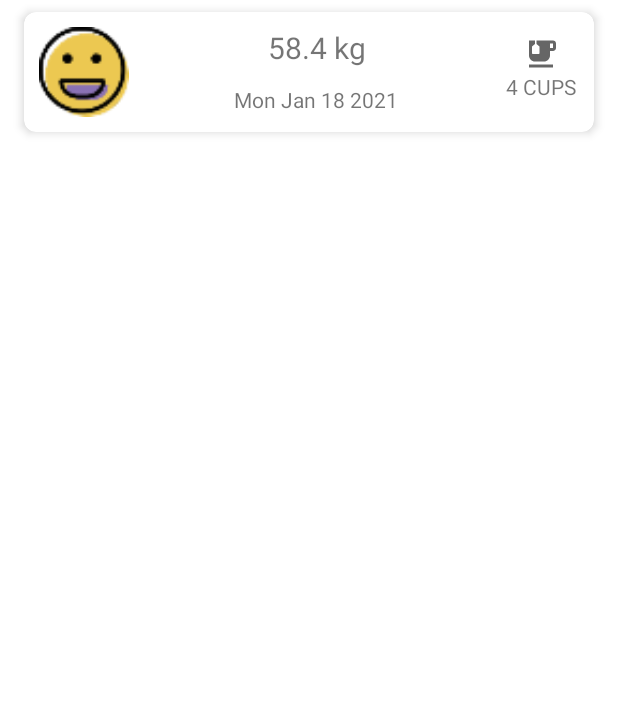
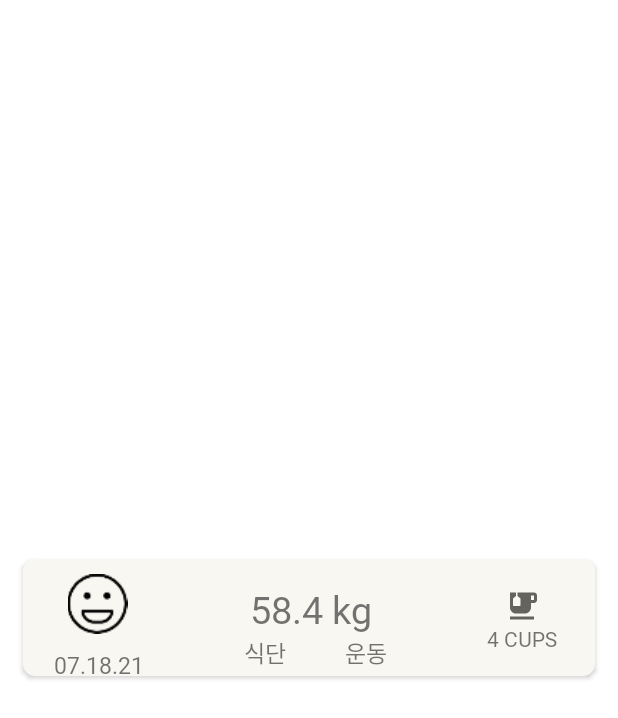
Before and after one commit to hyeyeong0237/DietDiary, an Android app: the layout list_item_diet.xml on its own in the app's theme, with its tools: preview values and no code run, on a phone screen of 412 x 824 dp. Shown: the top 718 px of the screen. Run offline under Robolectric (Android 15) with nearby library versions, the phone set to English and light mode, and no system bars.

Commit message:
DietDiary

```diff
--- /dev/null
+++ b/app/src/main/res/font/fontdiet.xml
@@ -0,0 +1,8 @@
+<?xml version="1.0" encoding="utf-8"?>
+<font-family xmlns:android="http://schemas.android.com/apk/res/android">
+    <font
+        android:fontStyle="normal"
+        android:fontWeight="400"
+        android:font="@font/font1" />
+
+</font-family>
--- a/app/src/main/res/layout/fragment_diet.xml
+++ b/app/src/main/res/layout/fragment_diet.xml
@@ -99,7 +99,7 @@
                     android:layout_weight="1"
                     android:text="0 Cups"
                     android:textAlignment="center"
-                    android:drawableTop="@drawable/water_icon"/>
+                    android:drawableTop="@drawable/water"/>
 
                 <ImageButton
                     android:id="@+id/water_minusButton"
--- a/app/src/main/res/layout/list_item_diet.xml
+++ b/app/src/main/res/layout/list_item_diet.xml
@@ -5,73 +5,109 @@
     android:orientation="vertical"
     android:layout_width="match_parent"
     android:layout_height="wrap_content"
-    android:layout_marginHorizontal="16dp"
-    android:layout_marginVertical="8dp"
-    app:cardElevation ="4dp"
+    android:layout_gravity="center"
+    android:layout_marginLeft="15dp"
+    android:layout_marginRight="15dp"
+    android:layout_marginBottom="5dp"
+    android:layout_marginTop="5dp"
     app:cardCornerRadius="8dp">
 
-    <LinearLayout
+
+    <androidx.constraintlayout.widget.ConstraintLayout
         android:layout_width="match_parent"
-        android:layout_height="wrap_content"
-        android:orientation="horizontal">
+        android:layout_height="match_parent"
+        android:background="#85F4F0E4">
 
         <ImageView
             android:id="@+id/diet_mood"
-            android:layout_width="80dp"
-            android:layout_height="80dp"
+            android:layout_width="67dp"
+            android:layout_height="60dp"
+            android:layout_marginStart="16dp"
             android:padding="10dp"
-            android:src="@drawable/happy_pressed" />
-
-        <LinearLayout
-            android:layout_width="match_parent"
-            android:layout_height="match_parent"
-            android:orientation="horizontal">
-
-            <LinearLayout
-                android:layout_width="wrap_content"
-                android:layout_height="match_parent"
-                android:orientation="vertical"
-                android:layout_weight="1">
+            android:src="@drawable/happy_unpressed"
+            app:layout_constraintBottom_toTopOf="@+id/diet_date"
+            app:layout_constraintEnd_toStartOf="@+id/diet_weight"
+            app:layout_constraintHorizontal_bias="0.0"
+            app:layout_constraintStart_toStartOf="parent"
+            app:layout_constraintTop_toTopOf="parent"
+            app:layout_constraintVertical_bias="1.0" />
 
         <TextView
             android:id="@+id/diet_weight"
-                    android:layout_width="match_parent"
-                    android:layout_height="wrap_content"
+            android:layout_width="88dp"
+            android:layout_height="34dp"
+            android:fontFamily="@font/fontdiet"
+            android:text="58.4 kg"
+            android:textAlignment="center"
+            android:textSize="25sp"
+            app:layout_constraintBottom_toBottomOf="parent"
+            app:layout_constraintEnd_toStartOf="@+id/water_cups"
+            app:layout_constraintHorizontal_bias="0.488"
+            app:layout_constraintStart_toEndOf="@+id/diet_date"
+            app:layout_constraintTop_toTopOf="parent"
+            app:layout_constraintVertical_bias="0.363"
+            tools:ignore="RtlCompat" />
+
+        <TextView
+            android:id="@+id/water_cups"
+            android:layout_width="65dp"
+            android:layout_height="40dp"
+            android:layout_gravity="center"
+            android:layout_marginEnd="16dp"
             android:layout_weight="1"
-                    android:layout_gravity="center"
-                    android:layout_marginTop="10dp"
-                    android:text="58.4 kg"
-                    android:textSize="20dp"
+            android:drawableTop="@drawable/water"
+            android:fontFamily="@font/fontdiet"
+            android:text="4 CUPS"
             android:textAlignment="center"
+            app:layout_constraintBottom_toBottomOf="parent"
+            app:layout_constraintEnd_toEndOf="parent"
+            app:layout_constraintTop_toTopOf="parent"
             tools:ignore="RtlCompat" />
 
         <TextView
             android:id="@+id/diet_date"
-                    android:layout_width="match_parent"
-                    android:layout_height="wrap_content"
-                    android:layout_weight="1"
-                    android:text="Mon Jan 18 2021"
-                    android:layout_gravity="center"
-                    android:textAlignment="center"/>
-
-            </LinearLayout>
+            android:layout_width="69dp"
+            android:layout_height="18dp"
+            android:layout_gravity="center|bottom"
+            android:layout_marginStart="16dp"
+            android:fontFamily="@font/fontdiet"
+            android:text="07.18.21"
+            android:textAlignment="center"
+            android:textSize="15sp"
+            app:layout_constraintBottom_toBottomOf="parent"
+            app:layout_constraintStart_toStartOf="parent" />
 
         <TextView
-                android:id="@+id/water_cups"
-                android:layout_width="70dp"
-                android:layout_height="match_parent"
-                android:layout_gravity="bottom"
-                android:layout_marginTop="16dp"
-                android:drawableTop="@drawable/water"
-                android:text="4 CUPS"
-                android:textAlignment="center"
-                tools:ignore="RtlCompat" />
+            android:id="@+id/meal_check"
+            android:layout_width="40dp"
+            android:layout_height="wrap_content"
+            android:fontFamily="@font/fontdiet"
+            android:text="식단"
+            android:textSize="15sp"
+            app:layout_constraintBottom_toBottomOf="parent"
 
-        </LinearLayout>
+            app:layout_constraintEnd_toEndOf="parent"
+            app:layout_constraintHorizontal_bias="0.241"
+            app:layout_constraintStart_toEndOf="@+id/diet_date"
+            app:layout_constraintTop_toTopOf="parent"
+            app:layout_constraintVertical_bias="0.932" />
+
+        <TextView
+            android:id="@+id/exercise_check"
+            android:layout_width="40dp"
+            android:layout_height="wrap_content"
+            android:fontFamily="@font/fontdiet"
+            android:text="운동"
+            android:textSize="15sp"
+            app:layout_constraintBottom_toBottomOf="parent"
+            app:layout_constraintEnd_toEndOf="parent"
+            app:layout_constraintHorizontal_bias="0.628"
+            app:layout_constraintStart_toStartOf="parent"
+            app:layout_constraintTop_toTopOf="parent"
+            app:layout_constraintVertical_bias="0.932" />
 
 
-    </LinearLayout>
-
+    </androidx.constraintlayout.widget.ConstraintLayout>
 
 
 </androidx.cardview.widget.CardView>
```
Also changed, not shown: app/src/main/java/com/example/dietdiary/DietListFragment.kt (+18 -7 lines), app/src/main/res/drawable/add_water.xml (+4 -9 lines), app/src/main/res/drawable/check_24.xml (added, +10 -0 lines), app/src/main/res/font/fonttitle.xml (added, +7 -0 lines), app/src/main/res/layout/fragment_diet_list.xml (+23 -4 lines), 2 other files. Lines whose indentation alone changed are shown as unchanged.
